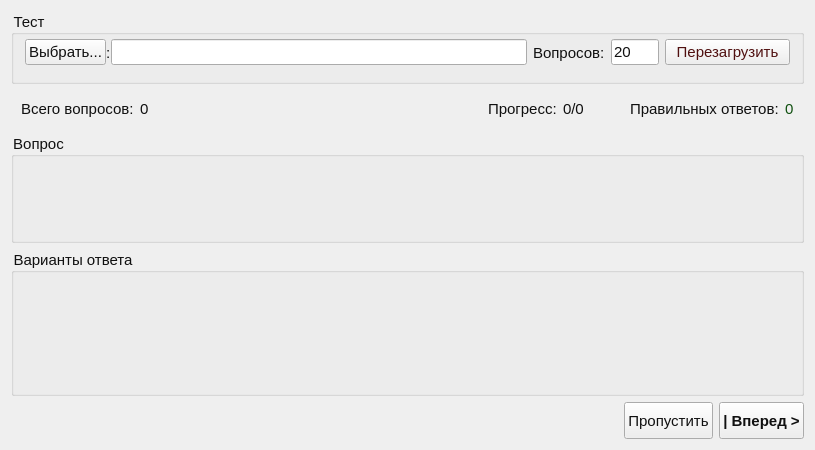
Qt form MainWindow.ui (ElwooD07/Tests) before a commit.
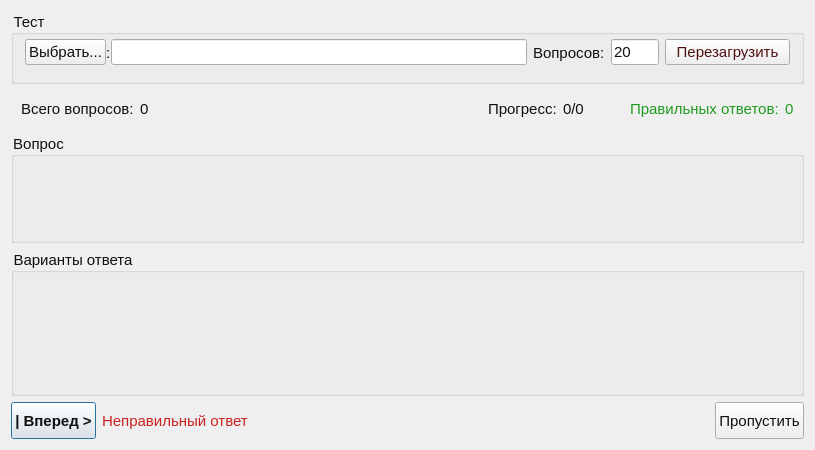
The same form after that commit.

Commit message: Implemented parsing of tests of version 2 Improved GUI look and behavior

```diff
--- a/MainWindow.ui
+++ b/MainWindow.ui
@@ -214,6 +214,9 @@
       </item>
       <item>
        <widget class="QLabel" name="label">
+        <property name="styleSheet">
+         <string>color: #209920</string>
+        </property>
         <property name="text">
          <string>Правильных ответов:</string>
         </property>
@@ -222,7 +225,7 @@
       <item>
        <widget class="QLabel" name="lblRightness">
         <property name="styleSheet">
-         <string notr="true">color: #105010</string>
+         <string notr="true">color: #209920</string>
         </property>
         <property name="text">
          <string>0</string>
@@ -267,6 +270,42 @@
     </item>
     <item>
      <layout class="QHBoxLayout" name="horizontalLayout_3">
+      <item>
+       <widget class="QPushButton" name="btnNext">
+        <property name="sizePolicy">
+         <sizepolicy hsizetype="Preferred" vsizetype="Preferred">
+          <horstretch>0</horstretch>
+          <verstretch>0</verstretch>
+         </sizepolicy>
+        </property>
+        <property name="font">
+         <font>
+          <pointsize>11</pointsize>
+          <weight>75</weight>
+          <bold>true</bold>
+         </font>
+        </property>
+        <property name="text">
+         <string>| Вперед &gt;</string>
+        </property>
+        <property name="autoDefault">
+         <bool>true</bool>
+        </property>
+        <property name="default">
+         <bool>true</bool>
+        </property>
+       </widget>
+      </item>
+      <item>
+       <widget class="QLabel" name="lblWrong">
+        <property name="styleSheet">
+         <string notr="true">color: #cc2020;</string>
+        </property>
+        <property name="text">
+         <string>Неправильный ответ</string>
+        </property>
+       </widget>
+      </item>
       <item>
        <spacer name="horizontalSpacer_3">
         <property name="orientation">
@@ -293,26 +332,6 @@
         </property>
        </widget>
       </item>
-      <item>
-       <widget class="QPushButton" name="btnNext">
-        <property name="sizePolicy">
-         <sizepolicy hsizetype="Preferred" vsizetype="Preferred">
-          <horstretch>0</horstretch>
-          <verstretch>0</verstretch>
-         </sizepolicy>
-        </property>
-        <property name="font">
-         <font>
-          <pointsize>11</pointsize>
-          <weight>75</weight>
-          <bold>true</bold>
-         </font>
-        </property>
-        <property name="text">
-         <string>| Вперед &gt;</string>
-        </property>
-       </widget>
-      </item>
      </layout>
     </item>
    </layout>
```
The commit also changes 5 other files.
